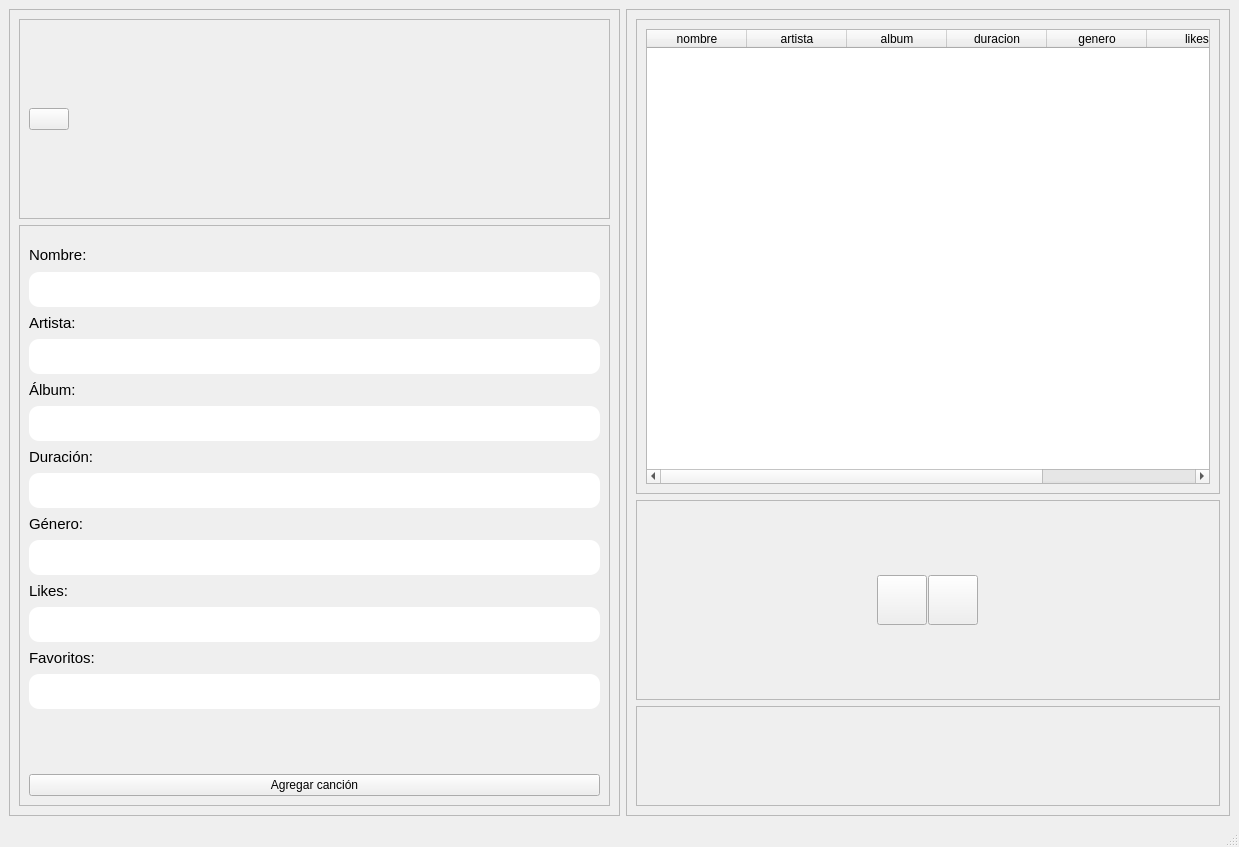
Above: views/song.ui from ximenaaloya/cloudymusic before the change. Below: the same form after it.
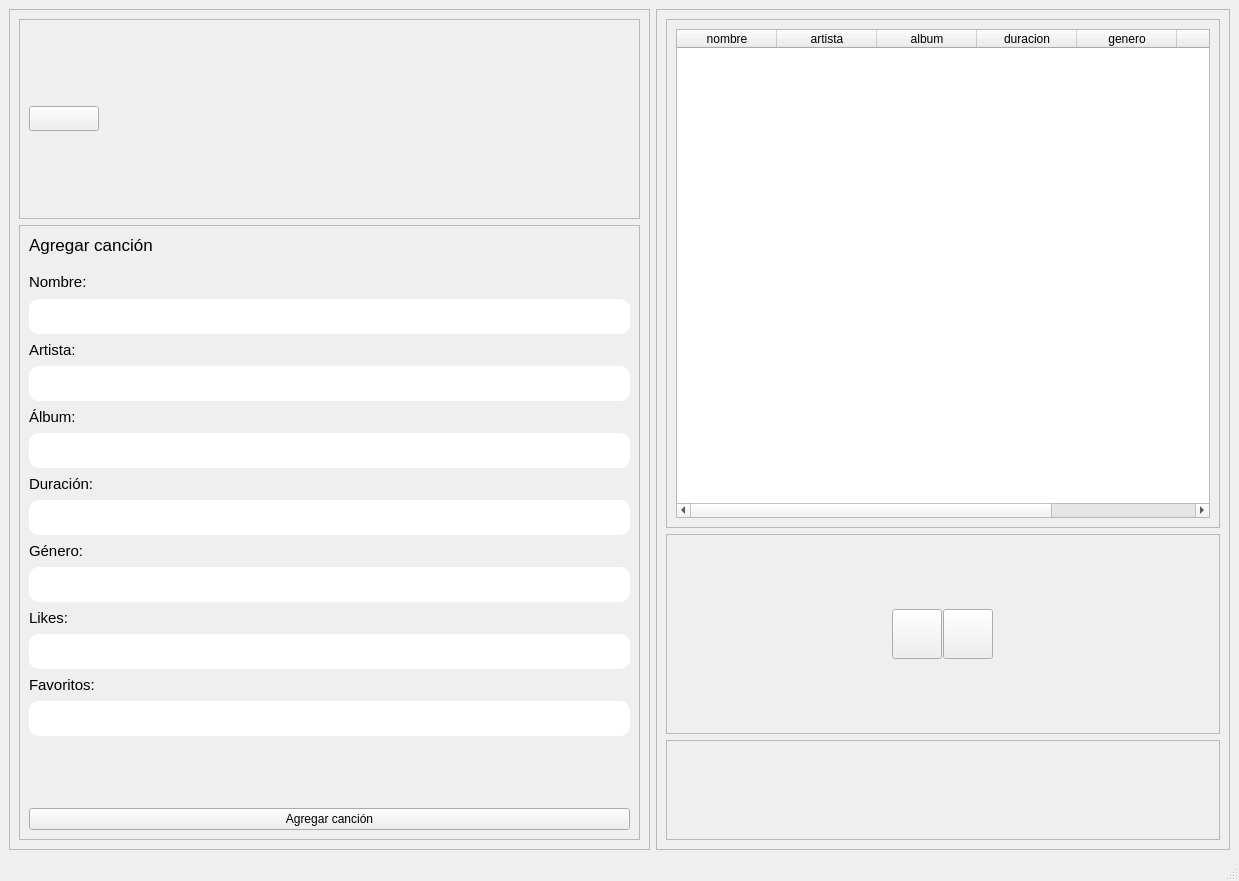
That is the form after the change. Icons and pictures are not drawn.

Diff of the .ui file:
```diff
--- a/views/song.ui
+++ b/views/song.ui
@@ -7,7 +7,7 @@
     <x>0</x>
     <y>0</y>
     <width>1239</width>
-    <height>847</height>
+    <height>881</height>
    </rect>
   </property>
   <property name="windowTitle">
@@ -77,6 +77,12 @@
            <layout class="QHBoxLayout" name="horizontalLayout_6">
             <item>
              <widget class="QPushButton" name="btn_back">
+              <property name="minimumSize">
+               <size>
+                <width>70</width>
+                <height>25</height>
+               </size>
+              </property>
               <property name="text">
                <string/>
               </property>
@@ -158,6 +164,18 @@
             <property name="spacing">
              <number>7</number>
             </property>
+            <item>
+             <widget class="QLabel" name="label">
+              <property name="font">
+               <font>
+                <pointsize>13</pointsize>
+               </font>
+              </property>
+              <property name="text">
+               <string>Agregar canción</string>
+              </property>
+             </widget>
+            </item>
             <item>
              <widget class="QLabel" name="label_5">
               <property name="sizePolicy">
```
Left out of the diff: 6 changed lines with no effect on the pictures.
